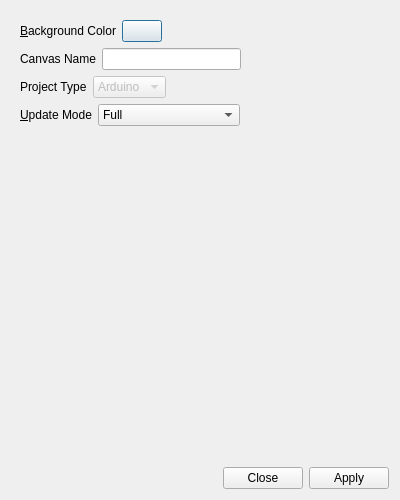
Old version of the form UI/glowbot-canvas-settings.ui in the repository textbrowser/glitch.
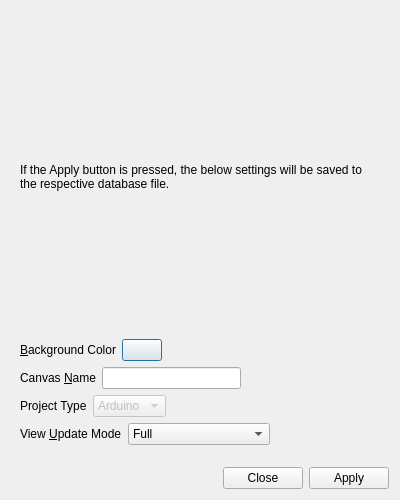
New version of the form. Icons and pictures are not drawn.

Commit message: New label widget.

```diff
--- a/UI/glowbot-canvas-settings.ui
+++ b/UI/glowbot-canvas-settings.ui
@@ -36,6 +36,16 @@
        </rect>
       </property>
       <layout class="QVBoxLayout" name="verticalLayout_2">
+       <item>
+        <widget class="QLabel" name="label_5">
+         <property name="text">
+          <string>If the Apply button is pressed, the below settings will be saved to the respective database file.</string>
+         </property>
+         <property name="wordWrap">
+          <bool>true</bool>
+         </property>
+        </widget>
+       </item>
        <item>
         <layout class="QHBoxLayout" name="horizontalLayout_2">
          <item>
@@ -75,7 +85,10 @@
          <item>
           <widget class="QLabel" name="label_3">
            <property name="text">
-            <string>Canvas Name</string>
+            <string>Canvas &amp;Name</string>
+           </property>
+           <property name="buddy">
+            <cstring>name</cstring>
            </property>
           </widget>
          </item>
@@ -147,7 +160,7 @@
          <item>
           <widget class="QLabel" name="label">
            <property name="text">
-            <string>&amp;Update Mode</string>
+            <string>View &amp;Update Mode</string>
            </property>
            <property name="buddy">
             <cstring>update_mode</cstring>
@@ -204,12 +217,6 @@
          <property name="orientation">
           <enum>Qt::Vertical</enum>
          </property>
-         <property name="sizeHint" stdset="0">
-          <size>
-           <width>20</width>
-           <height>359</height>
-          </size>
-         </property>
         </spacer>
        </item>
       </layout>
```
Left out of the diff: 2 changed lines with no effect on the pictures.
